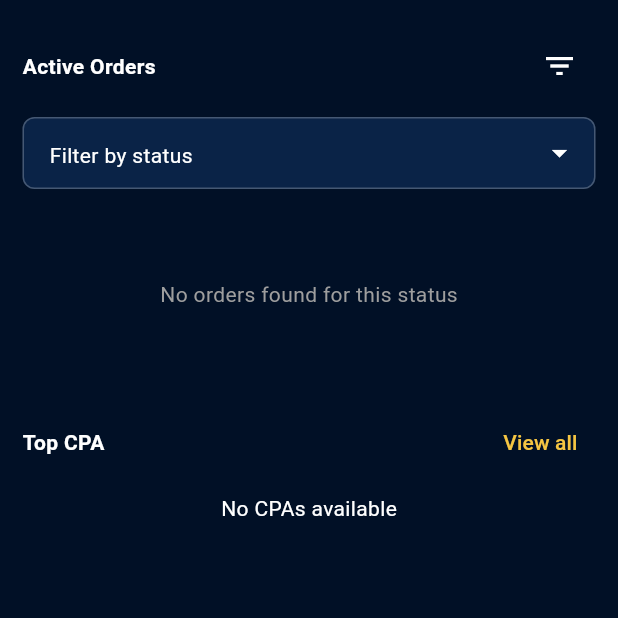
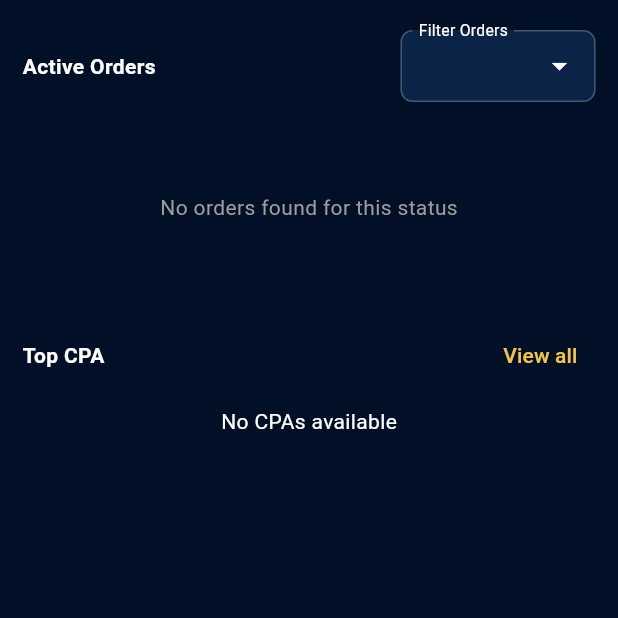
Before and after one commit to loveshsahu007/booksmart, a Flutter app: the CpaNetworkScreen screen opened directly, on a phone screen of 412 x 824 dp, the top half of it. Run offline on Flutter 3.47's test engine with Material 3 defaults, Android fonts, the phone set to English and light mode, and no system bars; drawn by our look-alikes of dropdown_search; our stand-ins replace accordion, cached_network_image, camera, dio, file_picker, fl_chart and 13 more; missing offline and left inert: excel, flutter_stripe, plaid_flutter, syncfusion_flutter_pdf, universal_html; accounts and stored records are empty; Roboto replaces fonts that are missing (centurygothic); statements that could not run were skipped; project files that could hold a hidden picture were left out.

Commit message:
fix drop-downs ... and order filters

```diff
--- a/lib/modules/user/ui/cpa/dashboard_screen.dart
+++ b/lib/modules/user/ui/cpa/dashboard_screen.dart
@@ -40,27 +40,20 @@ class _CpaNetworkScreenState extends State<CpaNetworkScreen> {
             Row(
               mainAxisAlignment: MainAxisAlignment.spaceBetween,
               children: [
-                const AppText(
+                Expanded(
+                  child: const AppText(
                     "Active Orders",
                     fontSize: 14,
                     fontWeight: FontWeight.bold,
                   ),
-
-                /// 🔽 Filter Icon
-                IconButton(
-                  icon: const Icon(Icons.filter_list),
-                  onPressed: () {
-                    _filterKey.currentState?.openDropDownSearch();
-                  },
-                ),
-              ],
                 ),
 
-            const SizedBox(height: 10),
-
                 /// 🔽 Dropdown Filter
-            CustomDropDownWidget<OrderStatus?>(
+                SizedBox(
+                  width: 130,
+                  child: CustomDropDownWidget<OrderStatus?>(
                     dropDownKey: _filterKey,
+                    label: "Filter Orders",
                     hint: "Filter by status",
                     selectedItem: selectedFilter,
                     items: [null, ...OrderStatus.values],
@@ -73,6 +66,9 @@ class _CpaNetworkScreenState extends State<CpaNetworkScreen> {
                         selectedFilter = value;
                       });
                     },
+                  ),
+                ),
+              ],
             ),
 
             const SizedBox(height: 20),
@@ -113,12 +109,7 @@ class _CpaNetworkScreenState extends State<CpaNetworkScreen> {
 
                 return Column(
                   children: filteredOrders
-                      .map(
-                        (order) => Padding(
-                          padding: const EdgeInsets.only(bottom: 15),
-                          child: OrderCard(order: order),
-                        ),
-                      )
+                      .map((order) => OrderCard(order: order))
                       .toList(),
                 );
               },
--- a/lib/widgets/app_text_field.dart
+++ b/lib/widgets/app_text_field.dart
@@ -17,6 +17,7 @@ class AppTextField extends StatelessWidget {
   final int? maxLines;
   final String? Function(String?)? fieldValidator;
   final TextCapitalization textCapitalization;
+  final EdgeInsetsGeometry? padding;
 
   const AppTextField({
     super.key,
@@ -36,6 +37,7 @@ class AppTextField extends StatelessWidget {
     this.maxLines,
     this.fieldValidator,
     this.textCapitalization = TextCapitalization.sentences,
+    this.padding,
   });
 
   @override
@@ -46,7 +48,7 @@ class AppTextField extends StatelessWidget {
         : Colors.black87;
 
     return Padding(
-      padding: const EdgeInsets.symmetric(vertical: 3),
+      padding: padding ?? const EdgeInsets.symmetric(vertical: 3),
       child: TextFormField(
         controller: controller,
         onChanged: onChanged,
--- a/lib/widgets/custom_drop_down.dart
+++ b/lib/widgets/custom_drop_down.dart
@@ -1,6 +1,5 @@
 import 'package:booksmart/constant/exports.dart';
 import 'package:dropdown_search/dropdown_search.dart';
-import 'package:flutter/material.dart';
 
 class CustomDropDownWidget<T> extends StatefulWidget {
   const CustomDropDownWidget({
@@ -51,18 +50,43 @@ class _CustomDropDownWidgetState<T> extends State<CustomDropDownWidget<T>> {
           filled: true,
           fillColor: colors.surface,
           isDense: true,
-          labelText: widget.label,
-          hintText: widget.hint,
-          hintStyle: theme.textTheme.bodyMedium?.copyWith(
-            color: colors.onSurfaceVariant,
-          ),
+          label: widget.label == null
+              ? null
+              : FittedText(
+                  widget.label ?? "-",
+                  style: theme.textTheme.bodyMedium?.copyWith(
+                    color: colors.onSurfaceVariant,
+                  ),
+                ),
+
+          hint: widget.hint == null
+              ? null
+              : FittedText(
+                  widget.hint ?? "-",
+                  style: theme.textTheme.bodyMedium?.copyWith(
+                    color: colors.onSurfaceVariant,
+                  ),
+                ),
+
           border: OutlineInputBorder(borderRadius: BorderRadius.circular(12)),
           contentPadding: const EdgeInsets.symmetric(
-            horizontal: 14,
+            horizontal: 8,
             vertical: 12,
           ),
         ),
       ),
+
+      dropdownBuilder: (context, selectedItem) {
+        if (selectedItem == null) {
+          return SizedBox();
+        }
+        return FittedText(
+          widget.itemAsString?.call(selectedItem) ?? selectedItem.toString(),
+          style: theme.textTheme.bodyMedium?.copyWith(
+            color: colors.onSurfaceVariant,
+          ),
+        );
+      },
 
       /// ✅ POPUP STYLE (Dark/Light Fix)
       popupProps: PopupProps.menu(
@@ -73,10 +97,12 @@ class _CustomDropDownWidgetState<T> extends State<CustomDropDownWidget<T>> {
           shape: RoundedRectangleBorder(
             borderRadius: BorderRadius.circular(12),
           ),
+          clipBehavior: Clip.hardEdge,
         ),
         constraints: BoxConstraints(
-          maxHeight: widget.items.length < 5 ? widget.items.length * 45 : 300,
+          maxHeight: widget.items.length < 5 ? widget.items.length * 45 : 230,
         ),
+        showSelectedItems: true,
 
         /// ✅ Search box styling
         searchFieldProps: TextFieldProps(
@@ -102,6 +128,7 @@ class _CustomDropDownWidgetState<T> extends State<CustomDropDownWidget<T>> {
                   alpha: 0.1,
                 ) // Subtle white for dark mode
               : Colors.grey.shade300;
+          final isLast = widget.items.last == item;
           return Column(
             crossAxisAlignment: CrossAxisAlignment.start,
             children: [
@@ -109,21 +136,17 @@ class _CustomDropDownWidgetState<T> extends State<CustomDropDownWidget<T>> {
                 color: isSelected
                     ? colors.primary.withValues(alpha: 0.08)
                     : colors.surface,
-                child: Padding(
+                child: Container(
+                  width: double.infinity,
                   padding: const EdgeInsets.symmetric(
                     horizontal: 16,
                     vertical: 12,
                   ),
-                  child: Text(text),
+                  child: FittedText(text),
                 ),
               ),
-              Divider(
-                height: 1,
-                thickness: 1,
-                color: dividerColor,
-                // indent: 12,
-                // endIndent: 12,
-              ),
+              if (!isLast)
+                Divider(height: 1, thickness: 1, color: dividerColor),
             ],
           );
         },
--- a/lib/widgets/multiple_selection_dropdown_widget.dart
+++ b/lib/widgets/multiple_selection_dropdown_widget.dart
@@ -74,8 +74,8 @@ class _CustomMultiDropDownWidgetState<T>
 
       decoratorProps: DropDownDecoratorProps(
         decoration: InputDecoration(
-          hintText: widget.hint,
-          labelText: widget.label,
+          // hintText: widget.hint,
+          // labelText: widget.label,
         ),
       ),
 
```
Also changed, not shown: lib/modules/cpa/ui/orders_screen.dart (+41 -31 lines), lib/modules/user/ui/tax_filling/tax_filling.dart (+16 -25 lines), lib/widgets/app_button.dart (+20 -8 lines), pubspec.lock, 1 other file. Lines whose indentation alone changed are shown as unchanged.
